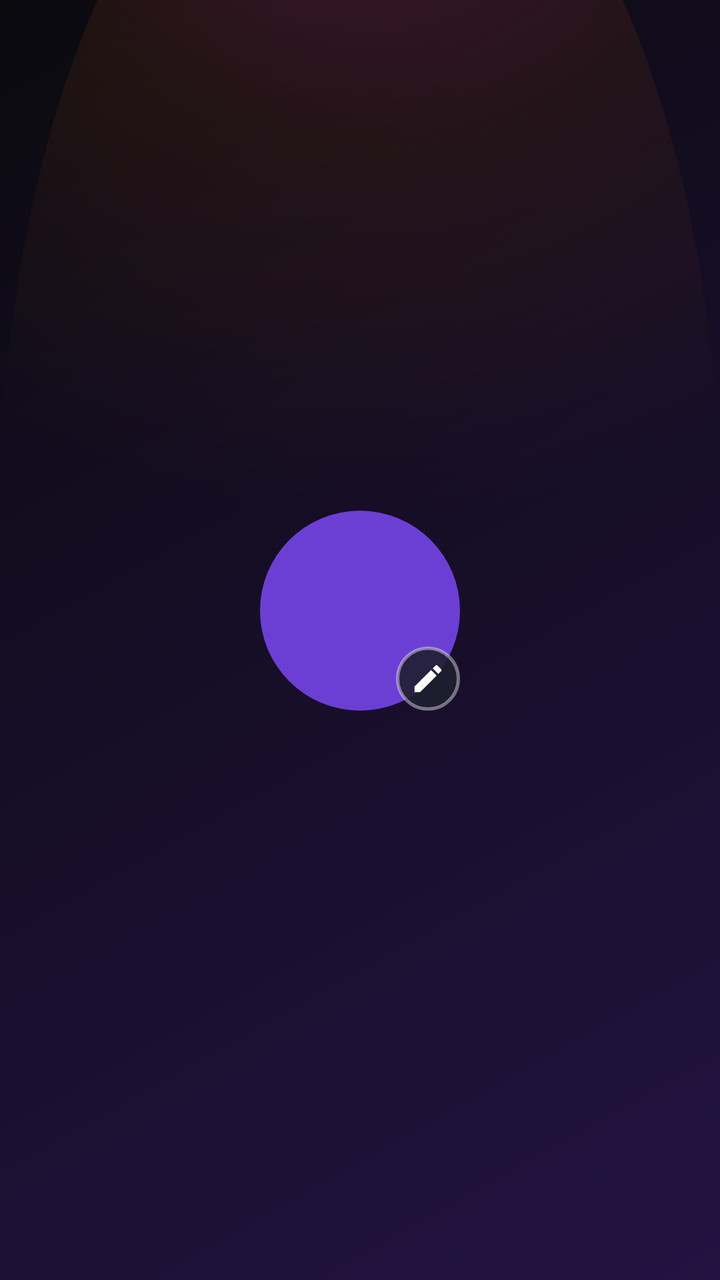
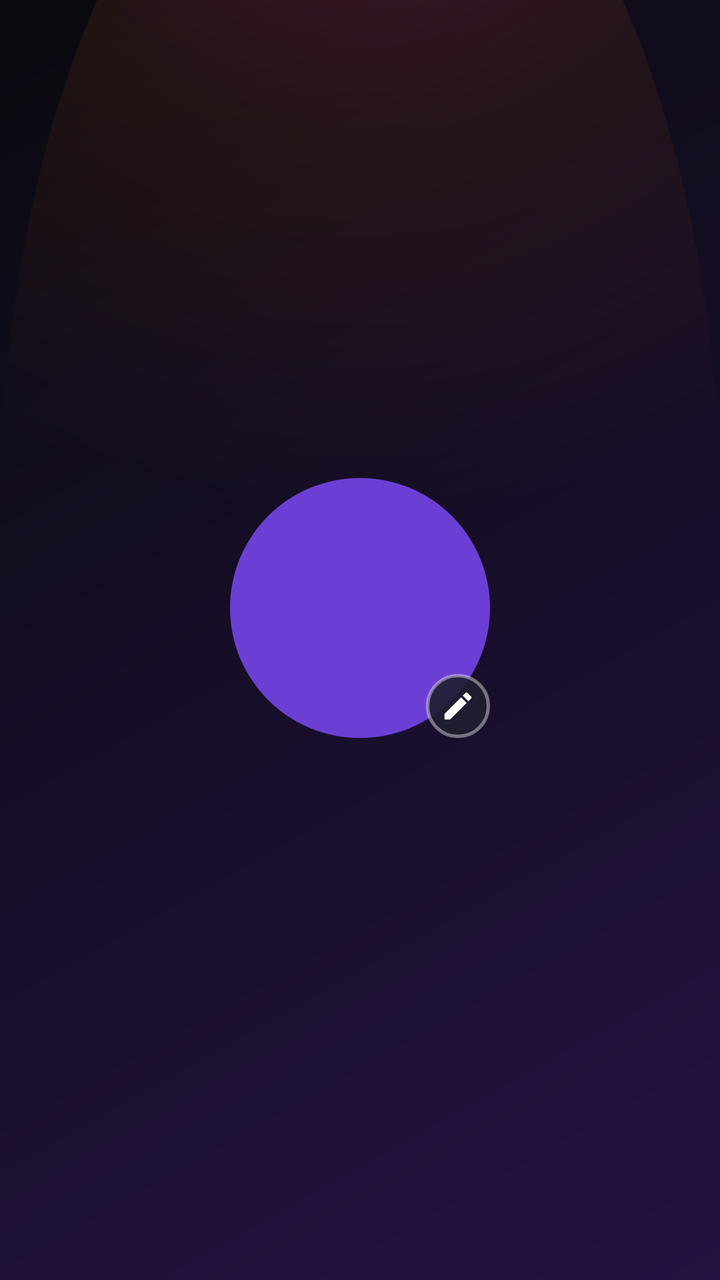

Compare the two renders of this Android layout. The source of the first and the diff that turns it into the second are given below.
<!-- AndroidManifest.xml: application theme Theme.MiIPTV -->
<!-- res/layout/item_profile.xml -->
<?xml version="1.0" encoding="utf-8"?>
<LinearLayout
    xmlns:android="http://schemas.android.com/apk/res/android"
    android:layout_width="wrap_content"
    android:layout_height="wrap_content"
    android:orientation="vertical"
    android:gravity="center"
    android:padding="12dp"
    android:focusable="true"
    android:clickable="true"
    android:background="?attr/selectableItemBackgroundBorderless">

    
    <FrameLayout
        android:id="@+id/flAvatarBg"
        android:layout_width="100dp"
        android:layout_height="100dp">

        
        <View
            android:id="@+id/vAvatarCircle"
            android:layout_width="match_parent"
            android:layout_height="match_parent"
            android:background="@drawable/bg_profile_avatar"/>

        
        <TextView
            android:id="@+id/tvAvatarEmoji"
            android:layout_width="match_parent"
            android:layout_height="match_parent"
            android:gravity="center"
            android:textSize="42sp"
            android:includeFontPadding="false"/>

        
        <ImageView
            android:id="@+id/ivEditOverlay"
            android:layout_width="match_parent"
            android:layout_height="match_parent"
            android:src="@drawable/ic_edit_overlay"
            android:visibility="gone"
            android:background="#88000000"
            android:padding="28dp"/>

        
        <ImageView
            android:id="@+id/ivEditBadge"
            android:layout_width="32dp"
            android:layout_height="32dp"
            android:layout_gravity="bottom|end"
            android:background="@drawable/bg_edit_badge"
            android:src="@drawable/ic_edit_overlay"
            android:padding="7dp"
            android:clickable="true"
            android:focusable="false"
            android:contentDescription="@string/profile_edit_title"/>

    </FrameLayout>

    
    <TextView
        android:id="@+id/tvProfileName"
        android:layout_width="120dp"
        android:layout_height="wrap_content"
        android:layout_marginTop="10dp"
        android:gravity="center"
        android:textColor="#CCCCCC"
        android:textSize="14sp"
        android:maxLines="1"
        android:ellipsize="end"/>

</LinearLayout>
<!-- resources referenced by this layout -->
<resources>
  <!-- drawable bg_edit_badge (drawable) -->
  <?xml version="1.0" encoding="utf-8"?>
  <shape xmlns:android="http://schemas.android.com/apk/res/android" android:shape="oval">
      <solid android:color="#E6202030" />
      <stroke android:width="1.5dp" android:color="#66FFFFFF" />
  </shape>
  <!-- drawable bg_profile_avatar (drawable) -->
  <?xml version="1.0" encoding="utf-8"?>
  <shape xmlns:android="http://schemas.android.com/apk/res/android"
      android:shape="oval">
      <solid android:color="#FF6C3FD4"/>
  </shape>
  <!-- drawable ic_edit_overlay (drawable) -->
  <?xml version="1.0" encoding="utf-8"?>
  <vector xmlns:android="http://schemas.android.com/apk/res/android"
      android:width="24dp"
      android:height="24dp"
      android:viewportWidth="24"
      android:viewportHeight="24">
      <path
          android:fillColor="#FFFFFF"
          android:pathData="M3,17.25V21h3.75L17.81,9.94l-3.75,-3.75L3,17.25zM20.71,7.04c0.39,-0.39 0.39,-1.02 0,-1.41l-2.34,-2.34c-0.39,-0.39 -1.02,-0.39 -1.41,0l-1.83,1.83 3.75,3.75 1.83,-1.83z"/>
  </vector>
  <string name="profile_edit_title">Editar perfil</string>
  <color name="text_light">#FFFFFF</color>
  <color name="text_muted">#B8AED1</color>
  <color name="background_dark">#0A0A0F</color>
  <color name="brand_primary">#FF3CAC</color>
  <color name="brand_primary_dark">#1A0B2E</color>
  <color name="brand_accent">#FF6A00</color>
  <!-- drawable bg_screen (drawable) -->
  <?xml version="1.0" encoding="utf-8"?>
  <layer-list xmlns:android="http://schemas.android.com/apk/res/android">
      <item android:drawable="@drawable/bg_app_gradient" />
      <item android:drawable="@drawable/bg_glow_top" android:top="-120dp" />
  </layer-list>
  <!-- drawable bg_dialog (drawable) -->
  <?xml version="1.0" encoding="utf-8"?>
  <shape xmlns:android="http://schemas.android.com/apk/res/android"
      android:shape="rectangle">
      <solid android:color="@color/dialog_bg" />
      <corners android:radius="16dp" />
      <stroke android:width="1dp" android:color="@color/glass_border" />
  </shape>
  <style name="DialogButtonFramework" parent="android:Widget.Material.Button.Borderless">
          <item name="android:textColor">@color/text_light</item>
          <item name="android:textStyle">bold</item>
      </style>
  <color name="dialog_bg">#1B1230</color>
  <style name="DialogButton" parent="Widget.MaterialComponents.Button.TextButton.Dialog">
          <item name="android:textColor">@color/text_light</item>
          <item name="android:textStyle">bold</item>
          <item name="rippleColor">@color/brand_primary</item>
      </style>
  <!-- drawable bg_app_gradient (drawable) -->
  <?xml version="1.0" encoding="utf-8"?>
  <shape xmlns:android="http://schemas.android.com/apk/res/android"
      android:shape="rectangle">
      <gradient
          android:type="linear"
          android:angle="135"
          android:startColor="@color/background_gradient_start"
          android:endColor="@color/background_gradient_end" />
  </shape>
  <!-- drawable bg_glow_top (drawable) -->
  <?xml version="1.0" encoding="utf-8"?>
  <shape xmlns:android="http://schemas.android.com/apk/res/android"
      android:shape="oval">
      <gradient
          android:type="radial"
          android:gradientRadius="380dp"
          android:centerX="0.5"
          android:centerY="0"
          android:startColor="#40FF3CAC"
          android:centerColor="#15FF6A00"
          android:endColor="#00000000" />
  </shape>
  <color name="glass_border">#3DFFFFFF</color>
  <color name="background_gradient_start">#241242</color>
  <color name="background_gradient_end">#0A0A0F</color>
  <!-- unchanged entries left out for length: 2 -->
</resources>

<!-- the commit's change to res/layout/item_profile.xml (unified diff, before → after) -->
@@ -13,8 +13,8 @@
     
     <FrameLayout
         android:id="@+id/flAvatarBg"
-        android:layout_width="100dp"
-        android:layout_height="100dp">
+        android:layout_width="130dp"
+        android:layout_height="130dp">
 
         
         <View
@@ -29,7 +29,7 @@
             android:layout_width="match_parent"
             android:layout_height="match_parent"
             android:gravity="center"
-            android:textSize="42sp"
+            android:textSize="54sp"
             android:includeFontPadding="false"/>
 
         
@@ -60,12 +60,12 @@
     
     <TextView
         android:id="@+id/tvProfileName"
-        android:layout_width="120dp"
+        android:layout_width="150dp"
         android:layout_height="wrap_content"
         android:layout_marginTop="10dp"
         android:gravity="center"
         android:textColor="#CCCCCC"
-        android:textSize="14sp"
+        android:textSize="16sp"
         android:maxLines="1"
         android:ellipsize="end"/>
 
